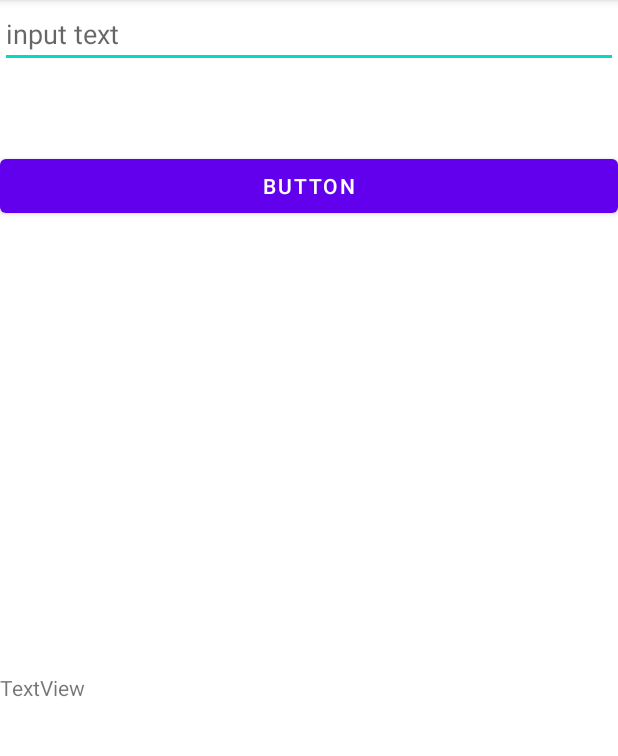
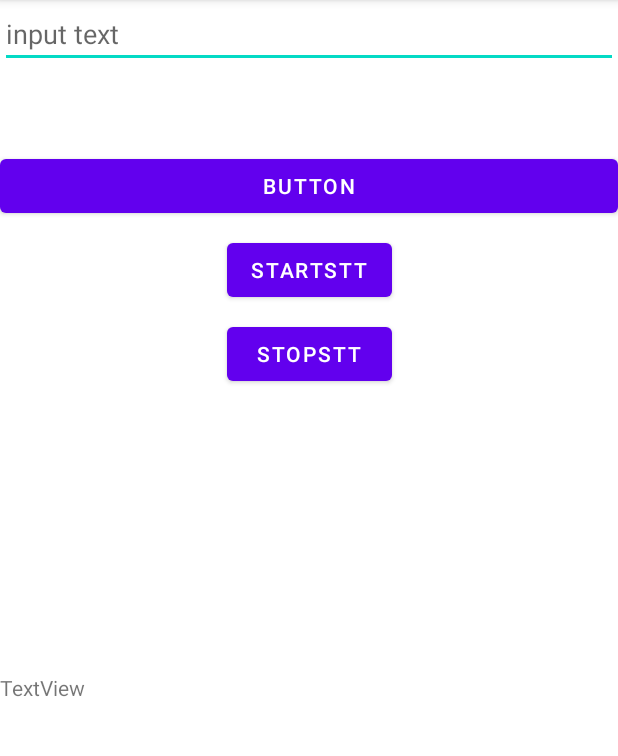
Before and after one commit to HyundongK/AvoidVoiceService, an Android app: the screen it shows after launch (TestActivity), after a tap on "TESTPAGE", on a phone screen of 412 x 824 dp, the part 84-840 px from its top. Run offline under Robolectric (Android 15) with nearby library versions, the phone set to English and light mode, and no system bars.

Commit message:
[SERV-006] STT 테스트 서비스 구현 TestActivity에 STT(Speech To Text) 테스트 기능 구현

```diff
--- a/app/src/main/java/com/example/avoidvoice/TestActivity.java
+++ b/app/src/main/java/com/example/avoidvoice/TestActivity.java
@@ -3,6 +3,7 @@ package com.example.avoidvoice;
 import androidx.annotation.RequiresApi;
 import androidx.appcompat.app.AppCompatActivity;
 
+import android.content.Intent;
 import android.os.Build;
 import android.os.Bundle;
 import android.view.View;
@@ -13,6 +14,7 @@ import android.widget.TextView;
 import com.example.avoidvoice.chatapi.APIHandler;
 import com.example.avoidvoice.chatapi.ChatGptApi;
 import com.example.avoidvoice.chatapi.TranslateText;
+import com.example.avoidvoice.service.VoiceAvoidService;
 
 /*
 테스트를 위한 activity class 후에 삭제 예정
@@ -22,6 +24,9 @@ public class TestActivity extends AppCompatActivity {
     TextView textView;
     APIHandler apiHandler = new APIHandler(this);
 
+    private Intent intent;
+    private static boolean serviceStarted = false;
+
     @Override
     protected void onCreate(Bundle savedInstanceState) {
         super.onCreate(savedInstanceState);
@@ -29,6 +34,8 @@ public class TestActivity extends AppCompatActivity {
 
         EditText editText = findViewById(R.id.editText);
         Button button = findViewById(R.id.button);
+        Button startbtn = findViewById(R.id.startbtn);
+        Button stopbtn = findViewById(R.id.stopbtn);
         textView = findViewById(R.id.textView2);
 
 
@@ -40,6 +47,26 @@ public class TestActivity extends AppCompatActivity {
             }
         });
 
+        intent = new Intent(this, VoiceAvoidService.class);
+        startbtn.setOnClickListener(new View.OnClickListener() {
+            @Override
+            public void onClick(View view) {
+                if(!serviceStarted) {
+                    serviceStarted = true;
+                    startService(intent);
+                }
+            }
+        });
+        stopbtn.setOnClickListener(new View.OnClickListener() {
+            @Override
+            public void onClick(View view) {
+                if(serviceStarted) {
+                    serviceStarted = false;
+                    stopService(intent);
+                }
+            }
+        });
+
     }
 
     public void setTextView(String newText){
--- a/app/src/main/res/layout/activity_test.xml
+++ b/app/src/main/res/layout/activity_test.xml
@@ -38,4 +38,33 @@
         app:layout_constraintEnd_toEndOf="parent"
         app:layout_constraintStart_toStartOf="parent"
         app:layout_constraintTop_toBottomOf="@+id/button" />
+
+    <Button
+        android:id="@+id/startbtn"
+        android:layout_width="wrap_content"
+        android:layout_height="wrap_content"
+        android:layout_marginTop="8dp"
+        android:text="startSTT"
+        app:layout_constraintEnd_toEndOf="parent"
+        app:layout_constraintStart_toStartOf="parent"
+        app:layout_constraintTop_toBottomOf="@+id/button" />
+
+    <Button
+        android:id="@+id/stopbtn"
+        android:layout_width="0dp"
+        android:layout_height="wrap_content"
+        android:layout_marginTop="8dp"
+        android:text="stopSTT"
+        app:layout_constraintEnd_toEndOf="@+id/startbtn"
+        app:layout_constraintStart_toStartOf="@+id/startbtn"
+        app:layout_constraintTop_toBottomOf="@+id/startbtn" />
+
+    <TextView
+        android:id="@+id/recoTextView"
+        android:layout_width="0dp"
+        android:layout_height="0dp"
+        app:layout_constraintBottom_toBottomOf="parent"
+        app:layout_constraintEnd_toEndOf="parent"
+        app:layout_constraintStart_toStartOf="parent"
+        app:layout_constraintTop_toBottomOf="@+id/textView2" />
 </androidx.constraintlayout.widget.ConstraintLayout>
```
